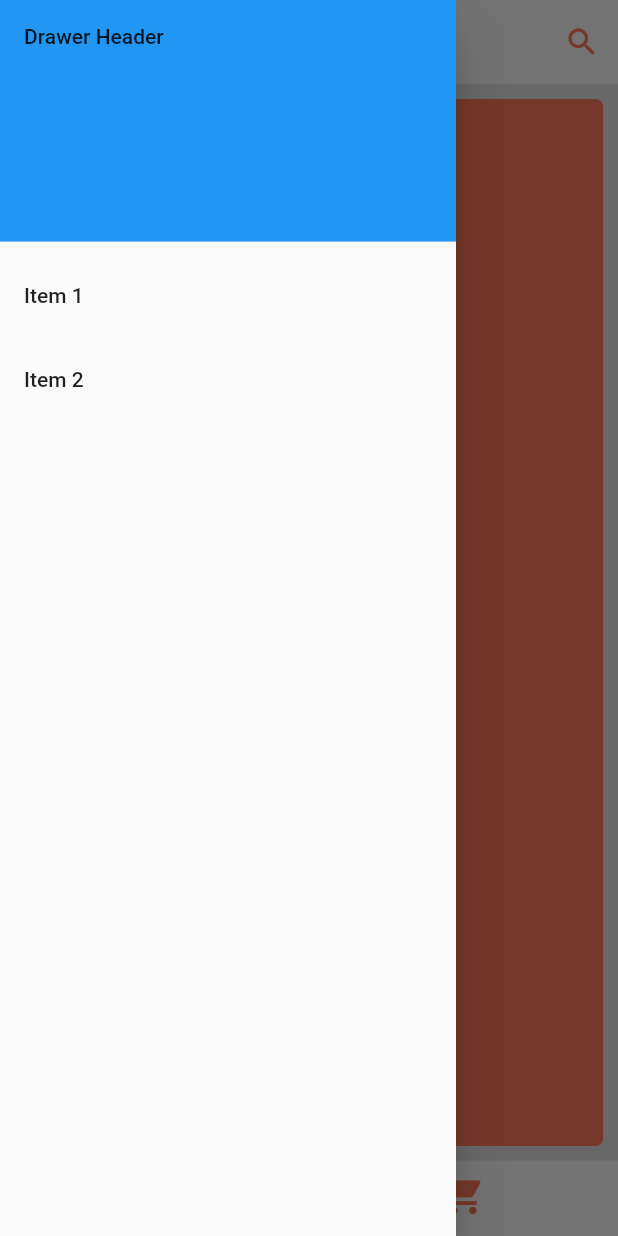
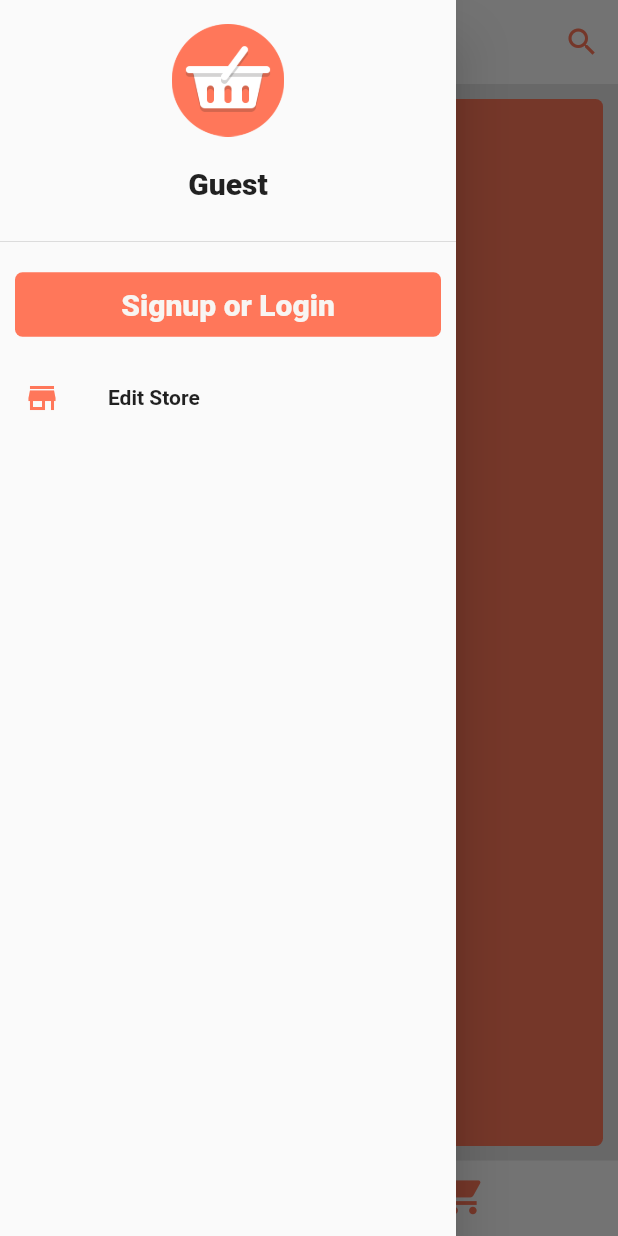
Before and after one commit to ykaito21/scango_app, a Flutter app: the screen it shows after launch, item 2 of the bottom bar chosen, with the side drawer open, on a phone screen of 412 x 824 dp. Run offline on Flutter 3.47's test engine with Material 2 defaults, Android fonts, the phone set to English and light mode, and no system bars; our stand-ins replace badges, cached_network_image, carousel_slider, cloud_firestore, equatable, firebase_auth and 7 more; missing offline and left inert: apple_sign_in, geoflutterfire; accounts and stored records are empty.

Commit message:
add drawer

```diff
--- a/lang/en.json
+++ b/lang/en.json
@@ -2,6 +2,8 @@
   "recommendedToYou": "Recommended to You",
   "alertConfirmTitleCart": "Confirm Cart",
   "alertConfirmContentCart": "Are you sure your actual items are the same as your cart items?",
+  "editStore": "Edit Store",
+  "guest": "Guest",
   "musubitate": "Musubitate",
   "addToCart": "Add to Cart",
   "signUp": "Sign Up",
--- a/lang/ja.json
+++ b/lang/ja.json
@@ -2,6 +2,8 @@
   "recommendedToYou": "あなたにおすすめ",
   "alertConfirmTitleCart": "カートの確認",
   "alertConfirmContentCart": "実際の商品とカートの中身は同じですか？",
+  "editStore": "ストア変更",
+  "guest": "ゲスト",
   "musubitate": "むすびたて",
   "addToCart": "カートに追加",
   "signUp": "登録",
@@ -29,7 +31,7 @@
   "passwordValidationError": "パスワードは６文字以上です",
   "phoneNumberValidationError": "電話番号を確認してください",
   "enterCode": "コード入力",
-  "signupOrLogin": "Signup or Login",
+  "signupOrLogin": "会員登録・ログイン",
   "emptyCart": "カートは空です",
   "total": "合計",
   "buy": "購入",
--- a/lib/src/core/providers/app_providers/cart_provider.dart
+++ b/lib/src/core/providers/app_providers/cart_provider.dart
@@ -2,8 +2,8 @@ import 'dart:math';
 import 'package:cloud_firestore/cloud_firestore.dart';
 import 'package:flutter/foundation.dart';
 import 'package:rxdart/subjects.dart';
-import 'package:scango_app/src/core/models/store_model.dart';
-import 'package:scango_app/src/core/models/user_model.dart';
+import '../../models/store_model.dart';
+import '../../models/user_model.dart';
 import '../../models/cart_model.dart';
 import '../../models/order_model.dart';
 import '../../models/product_model.dart';
--- a/lib/src/ui/global/routes/route_generator.dart
+++ b/lib/src/ui/global/routes/route_generator.dart
@@ -1,4 +1,5 @@
 import 'package:flutter/material.dart';
+import 'package:scango_app/src/ui/screens/account_settings_screen.dart';
 import '../../../core/models/product_model.dart';
 import '../../screens/auth_screen.dart';
 // import '../../screens/initial_screen.dart';
@@ -31,15 +32,10 @@ class RouteGenerator {
           );
         }
         return _errorRoute();
-      // case RoutePath.writeMealScreen:
-      // if (args is MealWithTags) {
-      // return MaterialPageRoute(
-      //   builder: (context) => WriteMealScreenWrapper(
-      //     mealWithTags: args,
-      //   ),
-      // );
-      // }
-      // return _errorRoute();
+      case RoutePath.accountSettingsScreen:
+        return MaterialPageRoute(
+          builder: (context) => AccountSettingsScreen(),
+        );
 
       default:
         return _errorRoute();
--- a/lib/src/ui/global/routes/route_path.dart
+++ b/lib/src/ui/global/routes/route_path.dart
@@ -3,4 +3,8 @@ class RoutePath {
   static const String homeScreen = '/';
   static const String authScreen = '/auth';
   static const String productDetailScreen = '/product';
+  static const String accountSettingsScreen = '/account';
+  // static const String orderHistoryScreen = '/orders';
+  // static const String paymentMethodsScreen = '/payment';
+  // static const String profileEditScreen = '/profile_edit';
 }
--- a/lib/src/ui/screens/home_screen.dart
+++ b/lib/src/ui/screens/home_screen.dart
@@ -4,13 +4,14 @@ import 'package:badges/badges.dart';
 import 'package:flutter/cupertino.dart';
 import 'package:flutter/material.dart';
 import 'package:provider/provider.dart';
-import 'package:scango_app/src/core/models/cart_model.dart';
-import 'package:scango_app/src/core/providers/app_providers/cart_provider.dart';
+import '../../core/models/cart_model.dart';
+import '../../core/providers/app_providers/cart_provider.dart';
 import '../../core/providers/app_providers/store_provider.dart';
 import '../../core/providers/screen_providers/home_screen_provider.dart';
 import '../global/routes/route_generator.dart';
 import '../global/extensions.dart';
 import '../global/style_list.dart';
+import '../widgets/main_drawer.dart';
 import 'featured_products_screen.dart';
 import 'cart_screen.dart';
 import 'loading_screen.dart';
@@ -50,32 +51,7 @@ class HomeScreen extends StatelessWidget {
                     ),
                   ],
                 ),
-                drawer: Drawer(
-                  child: ListView(
-                    // Important: Remove any padding from the ListView.
-                    padding: EdgeInsets.zero,
-                    children: <Widget>[
-                      DrawerHeader(
-                        child: Text('Drawer Header'),
-                        decoration: BoxDecoration(
-                          color: Colors.blue,
-                        ),
-                      ),
-                      ListTile(
-                        title: Text('Item 1'),
-                        onTap: () {
-                          // context.provider<StoreProvider>().setLocation();
-                        },
-                      ),
-                      ListTile(
-                        title: Text('Item 2'),
-                        onTap: () {
-                          // context.provider<StoreProvider>().getStore();
-                        },
-                      ),
-                    ],
-                  ),
-                ),
+                drawer: MainDrawer(),
                 body: WillPopScope(
                   onWillPop: () async => !await homeScreenProvider
                       .navigators[homeScreenProvider.currentIndex].currentState
--- /dev/null
+++ b/lib/src/ui/widgets/drawer_tile.dart
@@ -0,0 +1,34 @@
+import 'package:flutter/material.dart';
+import '../global/extensions.dart';
+
+class DrawerTile extends StatelessWidget {
+  final IconData icon;
+  final String titleText;
+  final Function onTap;
+  const DrawerTile({
+    Key key,
+    @required this.icon,
+    @required this.titleText,
+    @required this.onTap,
+  })  : assert(icon != null),
+        assert(titleText != null),
+        assert(onTap != null),
+        super(key: key);
+
+  @override
+  Widget build(BuildContext context) {
+    return ListTile(
+      leading: Icon(
+        icon,
+        color: context.accentColor,
+      ),
+      title: Text(
+        titleText,
+        style: TextStyle(
+          fontWeight: FontWeight.bold,
+        ),
+      ),
+      onTap: onTap,
+    );
+  }
+}
--- /dev/null
+++ b/lib/src/ui/widgets/main_drawer.dart
@@ -0,0 +1,81 @@
+import 'package:flutter/material.dart';
+import '../../core/providers/app_providers/auth_provider.dart';
+import '../global/routes/route_path.dart';
+import '../global/style_list.dart';
+import '../global/extensions.dart';
+import '../shared/widgets/unauthenticated_card.dart';
+
+import 'drawer_tile.dart';
+
+class MainDrawer extends StatelessWidget {
+  const MainDrawer({Key key}) : super(key: key);
+
+  @override
+  Widget build(BuildContext context) {
+    //* don't need to listen auth state change
+    final user = context.provider<AuthProvider>().user;
+    final bool unauthenticated = user == null;
+    return Drawer(
+      child: ListView(
+        padding: StyleList.removePadding,
+        children: <Widget>[
+          DrawerHeader(
+            child: Column(
+              children: <Widget>[
+                Container(
+                  height: 75.0,
+                  child: Image.asset('assets/images/logo.png'),
+                ),
+                StyleList.verticalBox20,
+                Text(
+                  unauthenticated
+                      ? context.translate('guest')
+                      : user.firstName.isNotEmpty ? user.firstName : 'ScanGo',
+                  style: StyleList.baseSubtitleTextStyle,
+                )
+              ],
+            ),
+            decoration: BoxDecoration(
+                // color: Colors.blue,
+                ),
+          ),
+          if (unauthenticated) UnauthenticatedCard(),
+          DrawerTile(
+            icon: Icons.store,
+            titleText: context.translate('editStore'),
+            onTap: () {},
+          ),
+          if (!unauthenticated) ...[
+            DrawerTile(
+              icon: Icons.edit,
+              titleText: context.translate('editProfile'),
+              onTap: () {},
+              // onTap: () =>
+              //     Navigator.pushNamed(context, RoutePath.profileEditScreen),
+            ),
+            DrawerTile(
+              icon: Icons.receipt,
+              titleText: context.translate('orderHistory'),
+              onTap: () {},
+              // onTap: () =>
+              //     Navigator.pushNamed(context, RoutePath.orderHistoryScreen),
+            ),
+            DrawerTile(
+              icon: Icons.payment,
+              titleText: context.translate('paymentMethods'),
+              onTap: () {},
+              // onTap: () =>
+              //     Navigator.pushNamed(context, RoutePath.paymentMethodsScreen),
+            ),
+            DrawerTile(
+              icon: Icons.settings,
+              titleText: context.translate('accountSettings'),
+              onTap: () =>
+                  Navigator.pushNamed(context, RoutePath.accountSettingsScreen),
+            ),
+          ]
+        ],
+      ),
+    );
+  }
+}
```
Also changed, not shown: lib/src/ui/screens/account_settings_screen.dart (added, +56 -0 lines).
